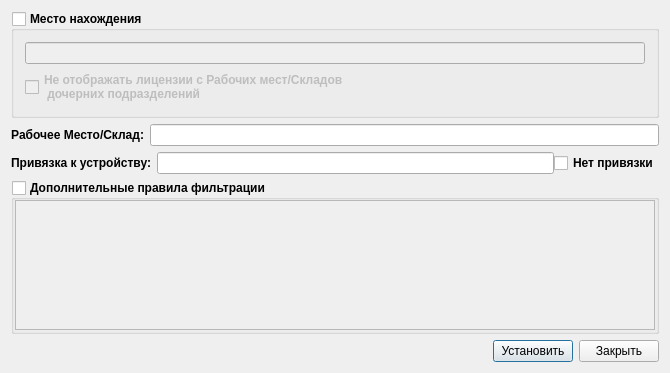
Qt form ui/filterlicense.ui (vovan1982/workerplace) before a commit.
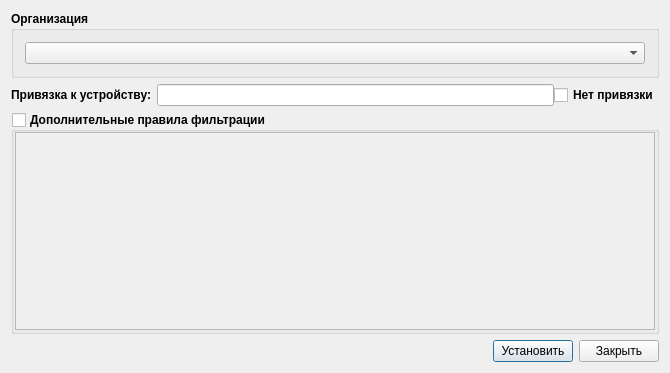
The same form after that commit. Icons and pictures are not drawn. Custom widgets are drawn as their Qt base class.

Diff of the .ui file:
```diff
--- a/ui/filterlicense.ui
+++ b/ui/filterlicense.ui
@@ -27,69 +27,21 @@
       </font>
      </property>
      <property name="title">
-      <string>Место нахождения</string>
+      <string>Организация</string>
      </property>
      <property name="checkable">
-      <bool>true</bool>
+      <bool>false</bool>
      </property>
      <property name="checked">
       <bool>false</bool>
      </property>
      <layout class="QVBoxLayout" name="verticalLayout">
       <item>
-       <widget class="LineEditTwoButton" name="filterDepartment">
-        <property name="readOnly">
-         <bool>true</bool>
-        </property>
-       </widget>
-      </item>
-      <item>
-       <widget class="QCheckBox" name="dontShowChild">
-        <property name="text">
-         <string>Не отображать лицензии с Рабочих мест/Складов
- дочерних подразделений</string>
-        </property>
-       </widget>
+       <widget class="QComboBox" name="organization"/>
       </item>
      </layout>
     </widget>
    </item>
-   <item>
-    <layout class="QHBoxLayout" name="horizontalLayout_4">
-     <item>
-      <widget class="QLabel" name="label">
-       <property name="font">
-        <font>
-         <weight>75</weight>
-         <bold>true</bold>
-        </font>
-       </property>
-       <property name="text">
-        <string>Рабочее Место/Склад:</string>
-       </property>
-       <property name="alignment">
-        <set>Qt::AlignRight|Qt::AlignTrailing|Qt::AlignVCenter</set>
-       </property>
-       <property name="buddy">
-        <cstring>filterWorkPlace</cstring>
-       </property>
-      </widget>
-     </item>
-     <item>
-      <widget class="LineEditTwoButton" name="filterWorkPlace">
-       <property name="font">
-        <font>
-         <weight>75</weight>
-         <bold>true</bold>
-        </font>
-       </property>
-       <property name="readOnly">
-        <bool>true</bool>
-       </property>
-      </widget>
-     </item>
-    </layout>
-   </item>
    <item>
     <layout class="QHBoxLayout" name="horizontalLayout_5">
      <item>
@@ -192,8 +144,8 @@
           <rect>
            <x>0</x>
            <y>0</y>
-           <width>642</width>
-           <height>141</height>
+           <width>646</width>
+           <height>216</height>
           </rect>
          </property>
          <layout class="QVBoxLayout" name="verticalLayout_2">
```
